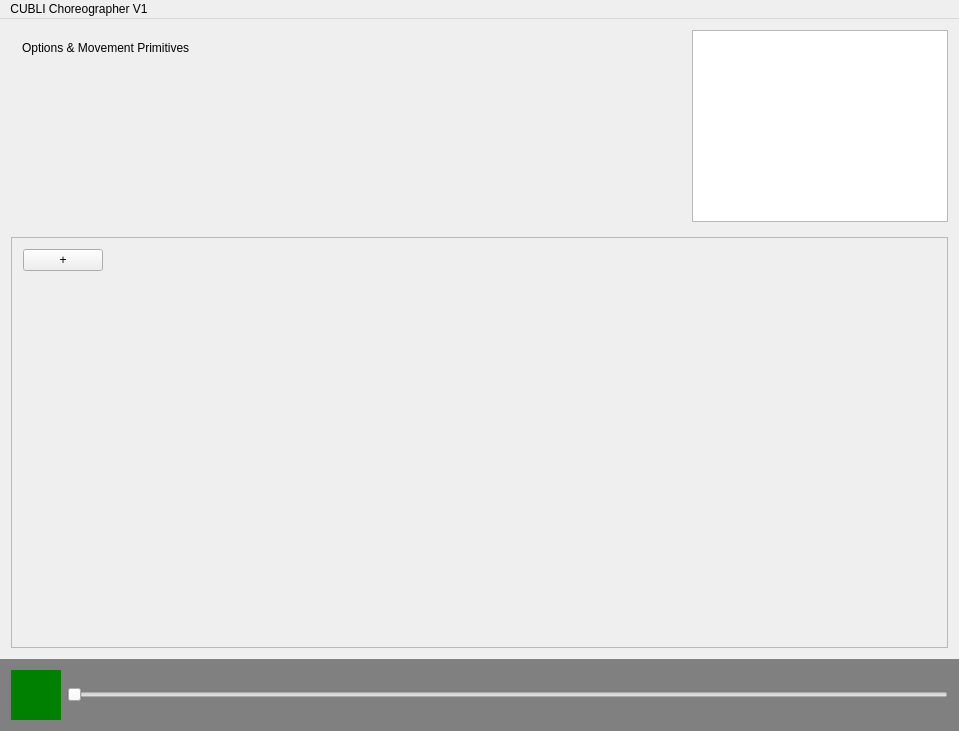
First picture: the form in CUBLIchoreographer/mainwindow.ui, repository danieldugas/CUBLI-Choreographer, before the edit.
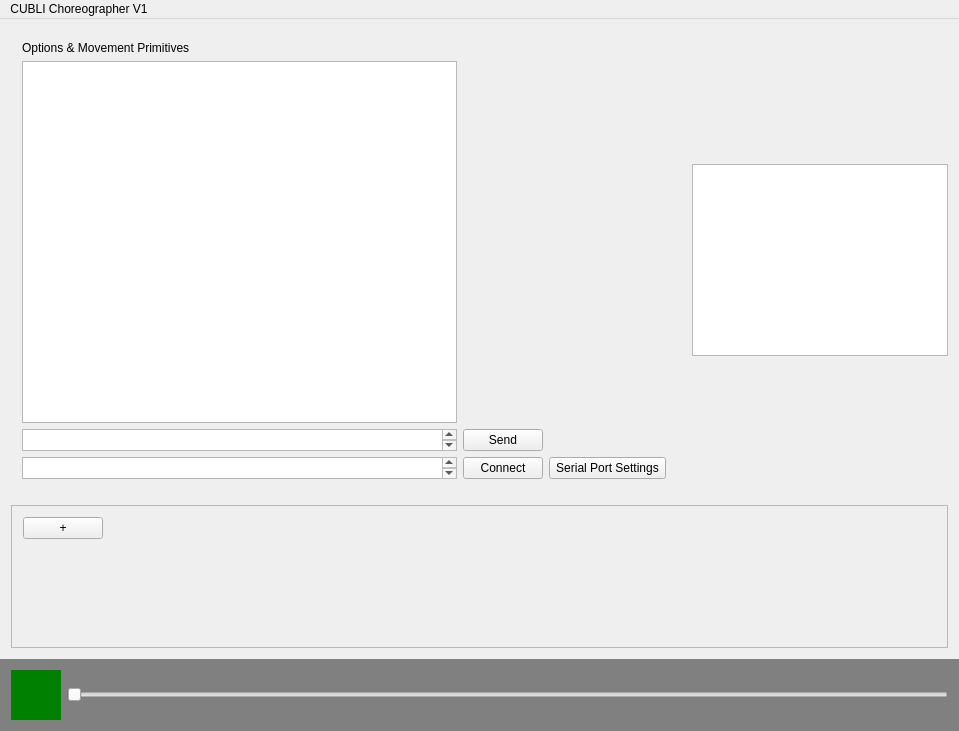
Second picture: the form after the edit.

Commit message: Added Serial Port functionality

```diff
--- a/CUBLIchoreographer/mainwindow.ui
+++ b/CUBLIchoreographer/mainwindow.ui
@@ -63,7 +63,132 @@
        <property name="spacing">
         <number>15</number>
        </property>
-       <item row="0" column="1">
+       <item row="2" column="0">
+        <widget class="QWidget" name="widget_2" native="true">
+         <property name="sizePolicy">
+          <sizepolicy hsizetype="Preferred" vsizetype="Preferred">
+           <horstretch>0</horstretch>
+           <verstretch>0</verstretch>
+          </sizepolicy>
+         </property>
+         <property name="minimumSize">
+          <size>
+           <width>0</width>
+           <height>0</height>
+          </size>
+         </property>
+         <property name="autoFillBackground">
+          <bool>true</bool>
+         </property>
+         <layout class="QGridLayout" name="gridLayout_2">
+          <item row="1" column="0">
+           <layout class="QGridLayout" name="gridLayout_5">
+            <item row="2" column="2">
+             <spacer name="verticalSpacer_2">
+              <property name="orientation">
+               <enum>Qt::Vertical</enum>
+              </property>
+              <property name="sizeHint" stdset="0">
+               <size>
+                <width>20</width>
+                <height>40</height>
+               </size>
+              </property>
+             </spacer>
+            </item>
+            <item row="5" column="0">
+             <widget class="QTextEdit" name="textEdit">
+              <property name="sizePolicy">
+               <sizepolicy hsizetype="Preferred" vsizetype="Fixed">
+                <horstretch>1</horstretch>
+                <verstretch>1</verstretch>
+               </sizepolicy>
+              </property>
+              <property name="minimumSize">
+               <size>
+                <width>0</width>
+                <height>10</height>
+               </size>
+              </property>
+             </widget>
+            </item>
+            <item row="5" column="1">
+             <widget class="QPushButton" name="connectButton">
+              <property name="text">
+               <string>Connect</string>
+              </property>
+             </widget>
+            </item>
+            <item row="5" column="2">
+             <widget class="QToolButton" name="toolButton">
+              <property name="sizePolicy">
+               <sizepolicy hsizetype="Preferred" vsizetype="Preferred">
+                <horstretch>0</horstretch>
+                <verstretch>0</verstretch>
+               </sizepolicy>
+              </property>
+              <property name="text">
+               <string>Serial Port Settings</string>
+              </property>
+             </widget>
+            </item>
+            <item row="2" column="0">
+             <widget class="QTextEdit" name="serialTextEdit"/>
+            </item>
+            <item row="3" column="1">
+             <widget class="QPushButton" name="sendButton">
+              <property name="text">
+               <string>Send</string>
+              </property>
+             </widget>
+            </item>
+            <item row="3" column="0">
+             <widget class="QTextEdit" name="sendTextEdit">
+              <property name="sizePolicy">
+               <sizepolicy hsizetype="Preferred" vsizetype="Ignored">
+                <horstretch>1</horstretch>
+                <verstretch>0</verstretch>
+               </sizepolicy>
+              </property>
+              <property name="minimumSize">
+               <size>
+                <width>0</width>
+                <height>0</height>
+               </size>
+              </property>
+              <property name="maximumSize">
+               <size>
+                <width>16777215</width>
+                <height>16777215</height>
+               </size>
+              </property>
+              <property name="toolTipDuration">
+               <number>78</number>
+              </property>
+             </widget>
+            </item>
+           </layout>
+          </item>
+          <item row="0" column="0">
+           <widget class="QLabel" name="label">
+            <property name="sizePolicy">
+             <sizepolicy hsizetype="Preferred" vsizetype="Preferred">
+              <horstretch>0</horstretch>
+              <verstretch>0</verstretch>
+             </sizepolicy>
+            </property>
+            <property name="text">
+             <string>Options &amp; Movement Primitives</string>
+            </property>
+            <property name="alignment">
+             <set>Qt::AlignLeading|Qt::AlignLeft|Qt::AlignTop</set>
+            </property>
+           </widget>
+          </item>
+         </layout>
+        </widget>
+       </item>
+       <item row="2" column="1">
         <widget class="QGraphicsView" name="renderererGraphicsView">
          <property name="sizePolicy">
           <sizepolicy hsizetype="Fixed" vsizetype="Fixed">
@@ -73,7 +198,7 @@
          </property>
         </widget>
        </item>
-       <item row="1" column="0" colspan="2">
+       <item row="3" column="0" colspan="2">
         <widget class="QScrollArea" name="timelineScrollArea">
          <property name="autoFillBackground">
           <bool>true</bool>
@@ -87,7 +212,7 @@
             <x>0</x>
             <y>0</y>
             <width>931</width>
-            <height>389</height>
+            <height>105</height>
            </rect>
           </property>
           <layout class="QVBoxLayout" name="verticalLayout_2">
@@ -128,37 +253,6 @@
          </widget>
         </widget>
        </item>
-       <item row="0" column="0">
-        <widget class="QWidget" name="widget_2" native="true">
-         <property name="sizePolicy">
-          <sizepolicy hsizetype="Preferred" vsizetype="Preferred">
-           <horstretch>0</horstretch>
-           <verstretch>0</verstretch>
-          </sizepolicy>
-         </property>
-         <property name="minimumSize">
-          <size>
-           <width>0</width>
-           <height>0</height>
-          </size>
-         </property>
-         <property name="autoFillBackground">
-          <bool>true</bool>
-         </property>
-         <layout class="QGridLayout" name="gridLayout_2">
-          <item row="0" column="0">
-           <widget class="QLabel" name="label">
-            <property name="text">
-             <string>Options &amp; Movement Primitives</string>
-            </property>
-            <property name="alignment">
-             <set>Qt::AlignLeading|Qt::AlignLeft|Qt::AlignTop</set>
-            </property>
-           </widget>
-          </item>
-         </layout>
-        </widget>
-       </item>
       </layout>
      </widget>
     </item>
```
Left out of the diff: 1 changed line with no effect on the pictures. The commit also changes 12 other files.
